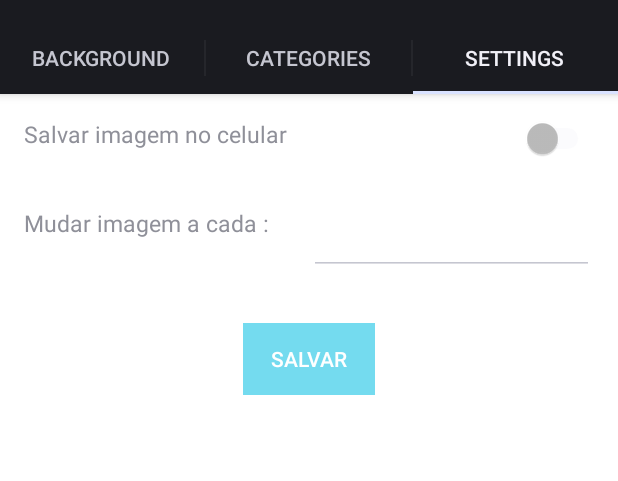
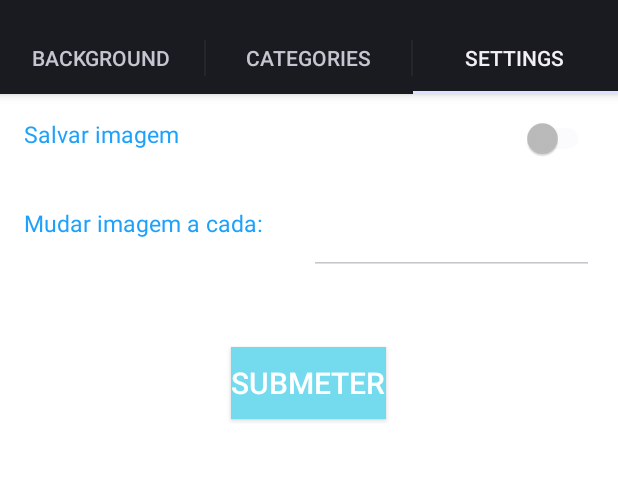
Before and after one commit to RayanaSales/SurpriseMe, an Android app: the screen it shows after launch (MainActivity), tab 3 chosen, on a phone screen of 412 x 824 dp, the part 62-543 px from its top. Run offline under Robolectric (Android 15) with nearby library versions, the phone set to English and light mode, and no system bars.

Commit message:
Correção do bug: TextView não aparecem no moto x play

```diff
--- a/app/src/main/res/layout/fragment_settings.xml
+++ b/app/src/main/res/layout/fragment_settings.xml
@@ -5,7 +5,6 @@
     android:background="#FFFFFF"
     android:gravity="center_horizontal"
     android:orientation="vertical">
-
 
     <LinearLayout
         android:layout_width="match_parent"
@@ -18,6 +17,7 @@
             android:layout_height="match_parent"
             android:layout_weight="1"
             android:text="@string/salvar_imagem_no_celular"
+            android:textColor="#1da1fa"
             android:textSize="15dp" />
 
         <Switch
@@ -41,6 +41,7 @@
             android:layout_height="match_parent"
             android:layout_weight="1"
             android:text="@string/mudar_imagem_a_cada_"
+            android:textColor="#1da1fa"
             android:textSize="15dp" />
 
         <EditText
@@ -56,12 +57,14 @@
         android:orientation="horizontal">
 
         <Button
+            android:id="@+id/Submeter"
             android:layout_width="wrap_content"
-            android:layout_height="match_parent"
-            android:layout_gravity="center_horizontal"
+            android:layout_height="wrap_content"
+            android:layout_margin="@dimen/activity_horizontal_margin"
             android:background="#74DBEF"
-            android:text="@string/salvar"
-            android:textColor="#FFFFFF" />
+            android:text="@string/Submit"
+            android:textColor="#FFFFFF"
+            android:textSize="20sp" />
 
     </LinearLayout>
 
--- a/app/src/main/res/values/strings.xml
+++ b/app/src/main/res/values/strings.xml
@@ -3,7 +3,9 @@
     <string name="gostou_da_imagem_">Gostou do Imagem ?</string>
     <string name="Sim">Sim</string>
     <string name="Nao">Não</string>
-    <string name="mudar_imagem_a_cada_">Mudar imagem a cada :</string>
+    <string name="Submit">Submeter</string>
+    <string name="mudar_imagem_a_cada_">Mudar imagem a cada:</string>
     <string name="salvar">Salvar</string>
-    <string name="salvar_imagem_no_celular">Salvar imagem no celular</string>
+    <string name="salvar_imagem_no_celular">Salvar imagem</string>
+    <string name="imagem_salva_no_dispositivo">Imagem salva no dispositivo</string>
 </resources>
```
Also changed, not shown: app/src/main/res/layout/fragment_current_background.xml (+5 -3 lines).
